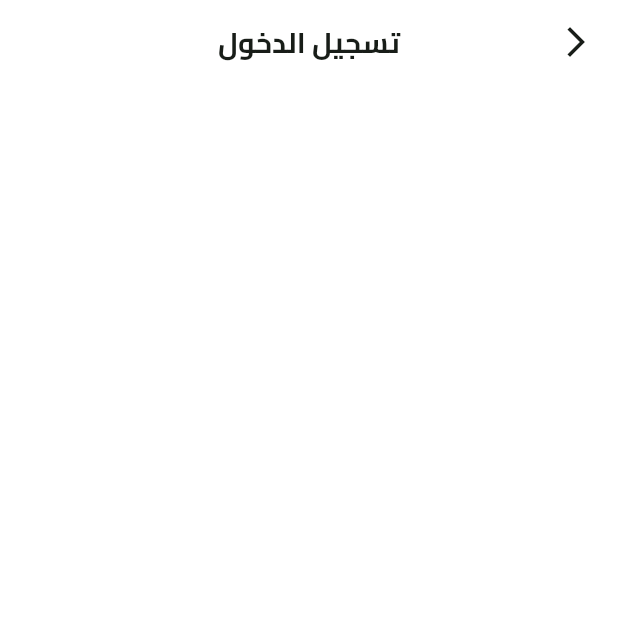
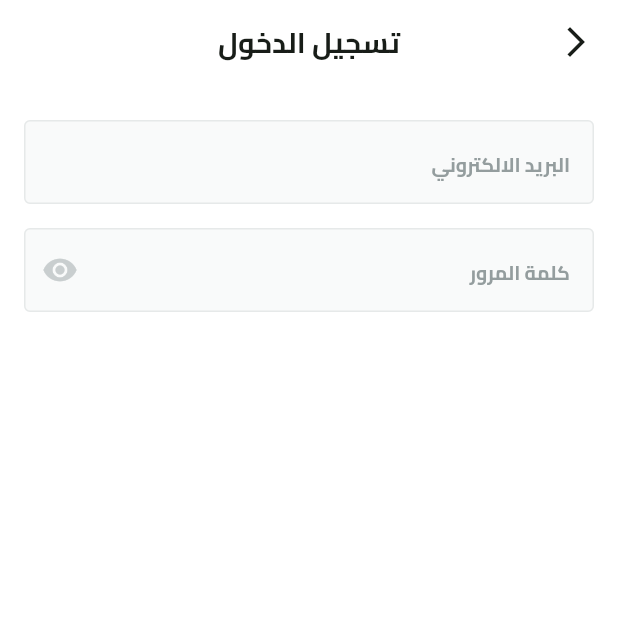
Before and after one commit to kareemsalah720/fruits_app, a Flutter app: the screen it shows after launch, after a tap on "تخط", on a phone screen of 412 x 824 dp, the top half of it. Run offline on Flutter 3.47's test engine with Material 3 defaults, Android fonts, the phone set to English and light mode, and no system bars; our stand-ins replace dots_indicator, flutter_svg.

Commit message:
Create CustomTextFormFieldWidget

```diff
--- /dev/null
+++ b/lib/core/widgets/custom_text_form_field_widget.dart
@@ -0,0 +1,38 @@
+import 'package:flutter/material.dart';
+import 'package:fruits_app/core/utils/app_text_styles.dart';
+
+class CustomTextFormFieldWidget extends StatelessWidget {
+  const CustomTextFormFieldWidget(
+      {super.key,
+      required this.hintText,
+      required this.keyboardType,
+     this.suffixIcon});
+  final String hintText;
+  final TextInputType keyboardType;
+  final Widget? suffixIcon;
+  @override
+  Widget build(BuildContext context) {
+    return TextFormField(
+      keyboardType: keyboardType,
+      decoration: InputDecoration(
+        suffixIcon: suffixIcon,
+        hintText: hintText,
+        hintStyle: TextStyles.bold13.copyWith(color: Color(0xFF949D9E)),
+        filled: true,
+        fillColor: Color(0xFFF9FAFA),
+        border: buildBorder(),
+        enabledBorder: buildBorder(),
+        focusedBorder: buildBorder(),
+      ),
+    );
+  }
+
+  OutlineInputBorder buildBorder() {
+    return OutlineInputBorder(
+        borderRadius: BorderRadius.circular(4),
+        borderSide: BorderSide(
+          color: Color(0xFFE6E9E9),
+          width: 1,
+        ));
+  }
+}
--- a/lib/features/auth/presentation/view/login_view.dart
+++ b/lib/features/auth/presentation/view/login_view.dart
@@ -1,6 +1,6 @@
 import 'package:flutter/material.dart';
 import 'package:fruits_app/features/auth/presentation/widget/login_view_body.dart';
-import '../../../../core/functions/custom_app_bar.dart';
+import '../../../../core/functions/custom_app_bar_function.dart';
 
 class LoginView extends StatelessWidget {
   const LoginView({super.key});
--- a/lib/features/auth/presentation/widget/login_view_body.dart
+++ b/lib/features/auth/presentation/widget/login_view_body.dart
@@ -1,15 +1,34 @@
 import 'package:flutter/material.dart';
+import 'package:fruits_app/constants.dart';
+import 'package:fruits_app/core/widgets/custom_text_form_field_widget.dart';
 
 class LoginViewBody extends StatelessWidget {
   const LoginViewBody({super.key});
 
   @override
   Widget build(BuildContext context) {
-    return SingleChildScrollView(
-      child: Column(
-        children: [
-
-        ],
+    return Padding(
+      padding: const EdgeInsets.symmetric(horizontal: kHorizontalPadding),
+      child: SingleChildScrollView(
+        child: Column(
+          children: [
+            SizedBox(
+              height: 24,
+            ),
+            CustomTextFormFieldWidget(
+              hintText: 'البريد الالكتروني',
+              keyboardType: TextInputType.emailAddress,
+            ),
+            SizedBox(
+              height: 16,
+            ),
+            CustomTextFormFieldWidget(
+              hintText: 'كلمة المرور',
+              keyboardType: TextInputType.visiblePassword,
+              suffixIcon: Icon(Icons.remove_red_eye,color: Color(0xffC9CECF),),
+            ),
+          ],
+        ),
       ),
     );
   }
--- a/lib/features/on_boarding/presentation/widget/on_boarding_view_body.dart
+++ b/lib/features/on_boarding/presentation/widget/on_boarding_view_body.dart
@@ -3,7 +3,7 @@
 import 'package:fruits_app/constants.dart';
 import 'package:fruits_app/core/services/shared_preferences_singleton.dart';
 import 'package:fruits_app/core/utils/app_colors.dart';
-import 'package:fruits_app/core/widgets/custom_button.dart';
+import 'package:fruits_app/core/widgets/custom_button_widget.dart';
 import 'package:fruits_app/features/auth/presentation/view/login_view.dart';
 import 'package:fruits_app/features/on_boarding/presentation/widget/on_boarding_page_view.dart';
 
--- a/lib/main.dart
+++ b/lib/main.dart
@@ -1,6 +1,6 @@
 import 'package:flutter/material.dart';
 import 'package:flutter_localizations/flutter_localizations.dart';
-import 'package:fruits_app/core/functions/on_generate_routes.dart';
+import 'package:fruits_app/core/functions/on_generate_routes_function.dart';
 import 'package:fruits_app/core/services/shared_preferences_singleton.dart';
 import 'package:fruits_app/core/utils/app_colors.dart';
 import 'package:fruits_app/features/splash/presentation/views/splash_view.dart';
```
Also changed, not shown: lib/core/functions/custom_app_bar_function.dart (renamed from lib/core/functions/custom_app_bar.dart), lib/core/functions/on_generate_routes_function.dart (renamed from lib/core/functions/on_generate_routes.dart), lib/core/widgets/custom_button_widget.dart (renamed from lib/core/widgets/custom_button.dart).
